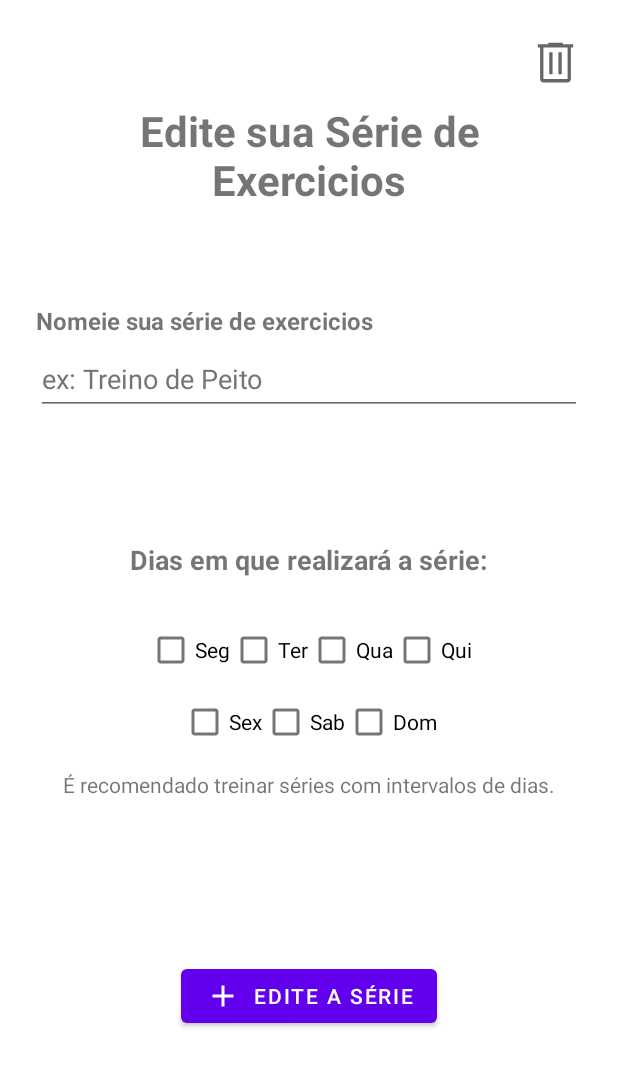
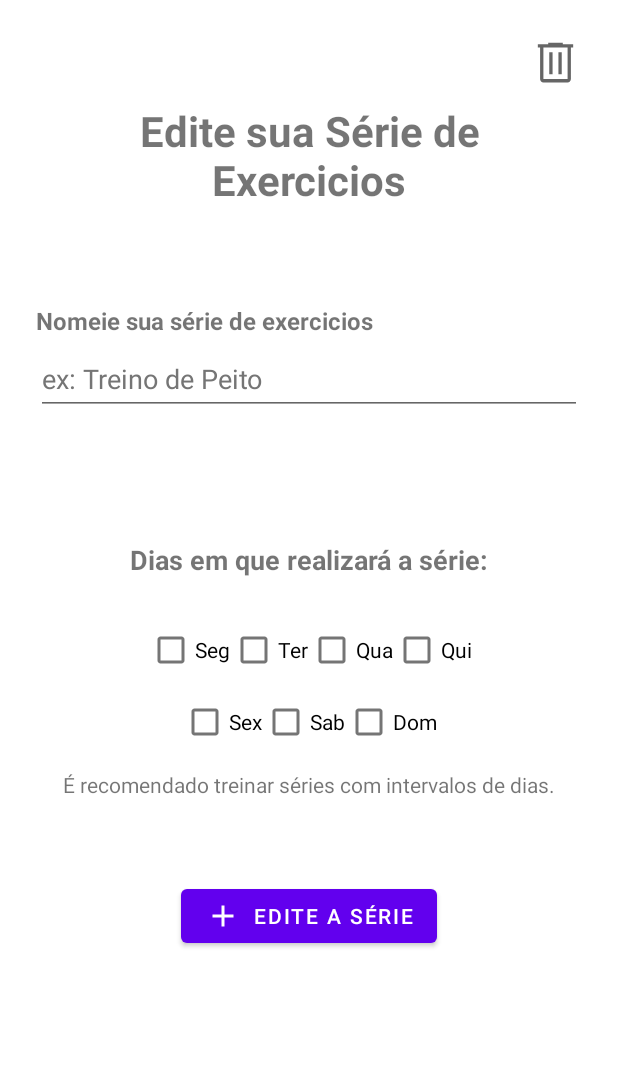
Before and after one commit to VicktorMS/gym_notes, an Android app: the EditDeleteSerieFragment screen opened through its navigation route, on a phone screen of 412 x 824 dp. Shown: the top 1067 px of the screen. Run offline under Robolectric (Android 15) with nearby library versions, the phone set to English and light mode, and no system bars; our stand-ins replace AdMob, Firebase (no records; nobody signed in at launch, a user with empty details on screens opened directly).

Commit message:
Minor adjustments to the U.I

```diff
--- a/app/src/main/res/layout/fragment_cadastrar_exercicio.xml
+++ b/app/src/main/res/layout/fragment_cadastrar_exercicio.xml
@@ -149,9 +149,10 @@
         android:layout_height="wrap_content"
         android:layout_marginStart="24dp"
         android:layout_marginEnd="24dp"
-        android:layout_marginBottom="128dp"
         android:text="Cadastrar Novo Exercicio"
         app:icon="@drawable/ic_baseline_add_24"
+        android:layout_marginTop="24dp"
+        app:layout_constraintTop_toBottomOf="@id/editTextNomePesoExercicio"
         app:layout_constraintBottom_toBottomOf="parent"
         app:layout_constraintEnd_toEndOf="parent"
         app:layout_constraintStart_toStartOf="parent" />
--- a/app/src/main/res/layout/fragment_edit_delete_serie.xml
+++ b/app/src/main/res/layout/fragment_edit_delete_serie.xml
@@ -13,6 +13,7 @@
         android:layout_marginTop="16dp"
         android:layout_marginEnd="16dp"
         android:src="@drawable/ic_remover"
+        android:contentDescription="@string/bot_o_de_excluir_serie"
         app:layout_constraintEnd_toEndOf="parent"
         app:layout_constraintTop_toTopOf="parent" />
 
@@ -23,7 +24,7 @@
         android:layout_marginStart="24dp"
         android:layout_marginTop="60dp"
         android:layout_marginEnd="24dp"
-        android:text="Edite sua Série de Exercicios"
+        android:text="@string/edite_sua_s_rie_de_exercicios"
         android:textAlignment="center"
         android:textSize="28sp"
         android:textStyle="bold"
@@ -153,8 +154,9 @@
         android:layout_width="wrap_content"
         android:layout_height="wrap_content"
         android:layout_marginBottom="128dp"
-        android:text="Edite a série"
+        android:text="@string/edite_a_serie"
         app:icon="@drawable/ic_baseline_add_24"
+        app:layout_constraintTop_toBottomOf="@id/textViewTip"
         app:layout_constraintBottom_toBottomOf="parent"
         app:layout_constraintEnd_toEndOf="parent"
         app:layout_constraintStart_toStartOf="parent" />
--- a/app/src/main/res/values/strings.xml
+++ b/app/src/main/res/values/strings.xml
@@ -32,4 +32,7 @@
     <string name="dom">Dom</string>
     <string name="dia_da_serie">Dia Da Serie</string>
     <string name="nome_da_serie">Nome da Serie</string>
+    <string name="edite_sua_s_rie_de_exercicios">Edite sua Série de Exercicios</string>
+    <string name="edite_a_serie">Edite a série</string>
+    <string name="bot_o_de_excluir_serie">Botão de Excluir serie</string>
 </resources>
```
